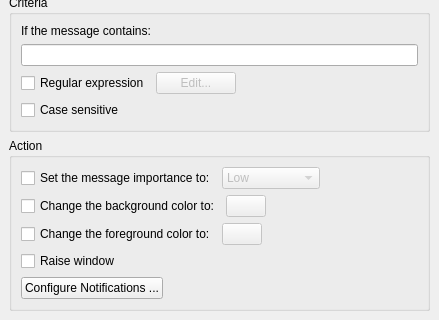
This is plugins/highlight/highlightprefsbase.ui in KDE/kopete as Qt 5 draws it before an edit; both pictures show x 0 to 439 and y 223 to 543 of the 439 by 543 pixel window. The edited form follows.
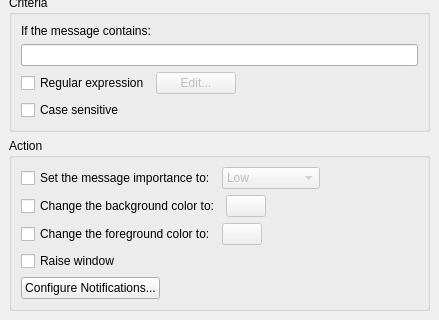
This is the edited form. Custom widgets are drawn as their Qt base class.

Patch:
```diff
--- a/plugins/highlight/highlightprefsbase.ui
+++ b/plugins/highlight/highlightprefsbase.ui
@@ -378,7 +378,7 @@
         <item>
          <widget class="QPushButton" name="m_notifications" >
           <property name="text" >
-           <string>Configure Notifications ...</string>
+           <string>Configure Notifications...</string>
           </property>
          </widget>
         </item>
```
